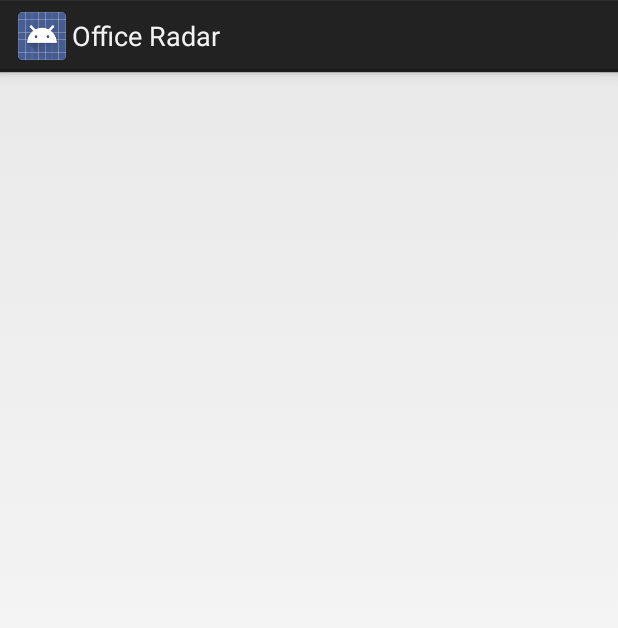
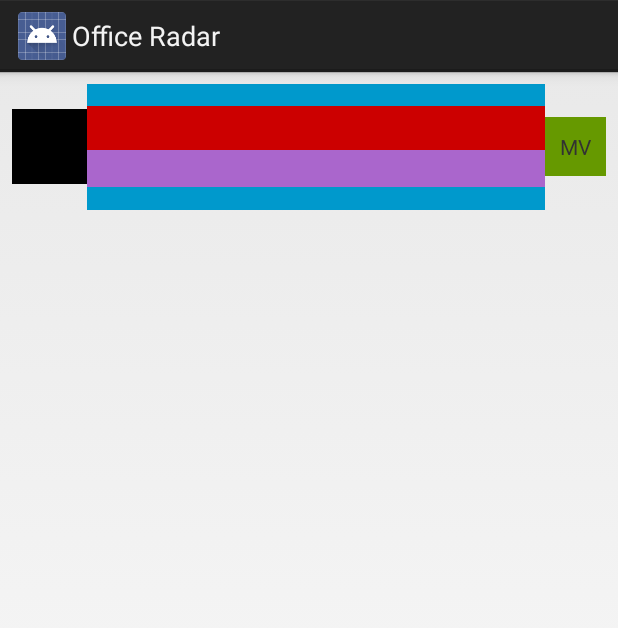
Before and after one commit to tymiles003/office-radar-android, an Android app: the layout view_office.xml on its own in the app's theme, with its tools: preview values and no code run, on a phone screen of 412 x 824 dp. Shown: the top 628 px of the screen. Run offline under Robolectric (Android 15) with nearby library versions, the phone set to English and light mode, and no system bars.

Commit message:
Got a decent layout working.   in progress.

```diff
--- a/app/src/main/java/demo/lite/couchbase/com/officeradar/GeofenceListAdapter.java
+++ b/app/src/main/java/demo/lite/couchbase/com/officeradar/GeofenceListAdapter.java
@@ -31,8 +31,8 @@ public class GeofenceListAdapter extends LiveQueryAdapter {
 
         // final Document doc = (Document) getItem(position);
 
-        TextView text = (TextView) convertView.findViewById(R.id.text);
-        text.setText(key + " - " + value);
+       //  TextView text = (TextView) convertView.findViewById(R.id.text);
+        // text.setText(key + " - " + value);
 
         return convertView;
     }
--- a/app/src/main/java/demo/lite/couchbase/com/officeradar/LastSeenUsersListAdapter.java
+++ b/app/src/main/java/demo/lite/couchbase/com/officeradar/LastSeenUsersListAdapter.java
@@ -42,8 +42,8 @@ public class LastSeenUsersListAdapter extends LiveQueryAdapter {
         String beaconLocation = getBeaconLocation(position);
 
 
-        TextView text = (TextView) convertView.findViewById(R.id.text);
-        text.setText(name + " - " + beaconLocation);
+        // TextView text = (TextView) convertView.findViewById(R.id.text);
+        // text.setText(name + " - " + beaconLocation);
 
         return convertView;
     }
--- a/app/src/main/res/layout/view_office.xml
+++ b/app/src/main/res/layout/view_office.xml
@@ -1,23 +1,52 @@
 <?xml version="1.0" encoding="utf-8"?>
+
 <LinearLayout xmlns:android="http://schemas.android.com/apk/res/android"
-    android:orientation="vertical"
+    android:orientation="horizontal"
     android:layout_width="match_parent"
-    android:layout_height="match_parent"
+    android:layout_height="100dp"
     android:background="@android:color/transparent"
-    android:paddingRight="8dp"
-    android:paddingLeft="8dp">
+    android:padding="8dp">
+
+    <ImageView
+        android:layout_width="50dp"
+        android:layout_height="50dp"
+        android:layout_gravity="center_vertical"
+        android:paddingRight="5dp"
+        android:background="@android:color/black"
+        />
+
     <LinearLayout
+        android:orientation="vertical"
+        android:background="@android:color/holo_blue_dark"
+        android:gravity="center_vertical"
+        android:layout_weight="1"
         android:layout_width="match_parent"
-        android:layout_height="48dp"
-        android:gravity="center_vertical"
-        android:orientation="horizontal">
+        android:layout_height="match_parent">
+
         <TextView
-            android:id="@+id/text"
+            android:id="@+id/name"
+            android:background="@android:color/holo_red_dark"
+            android:textAppearance="?android:attr/textAppearanceListItem"
             android:layout_width="match_parent"
-            android:layout_height="wrap_content"
-            android:layout_weight="1"
-            android:layout_gravity="center_vertical"
-            android:textAppearance="?android:attr/textAppearanceListItemSmall"/>
+            android:layout_height="wrap_content" />
 
-    </LinearLayout>
+        <TextView
+            android:id="@+id/entry_exit_time"
+            android:background="@android:color/holo_purple"
+            android:textAppearance="?android:attr/textAppearanceListItemSmall"
+            android:layout_width="match_parent"
+            android:layout_height="wrap_content" />
+
+        </LinearLayout>
+
+    <TextView
+        android:layout_gravity="center_vertical"
+        android:background="@android:color/holo_green_dark"
+        android:text="MV"
+        android:padding="10dp"
+        android:layout_width="wrap_content"
+        android:layout_height="wrap_content" />
+
+
+
 </LinearLayout>
```
Also changed, not shown: app/src/main/res/layout/view_last_seen_user.xml (added, +29 -0 lines).
